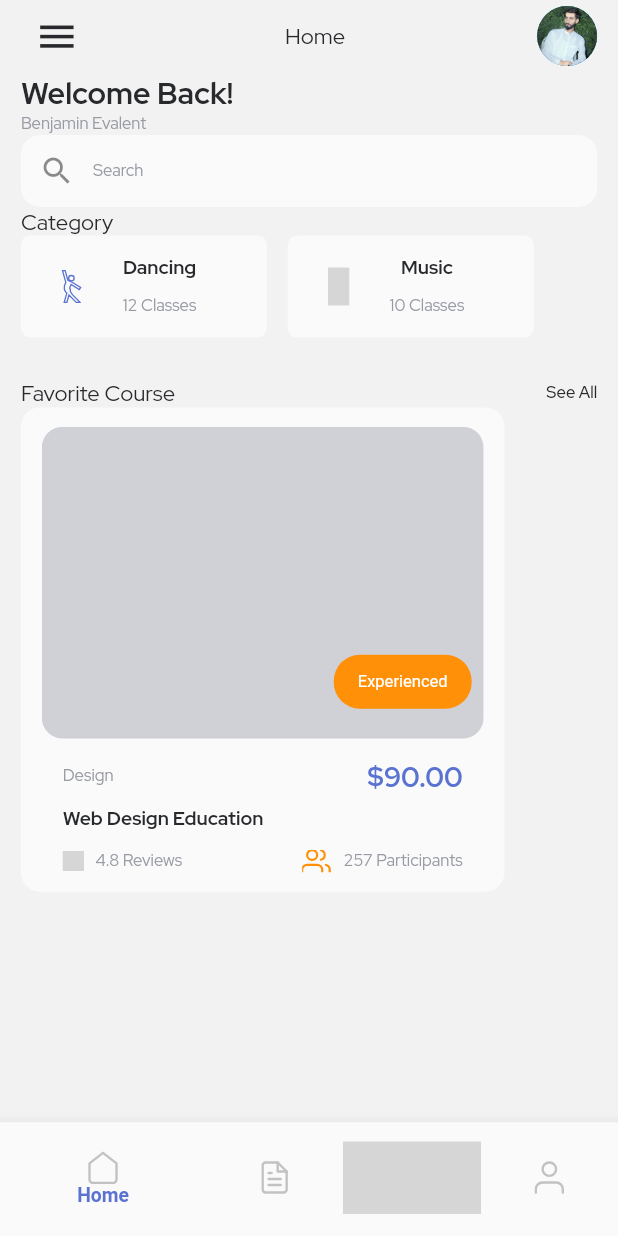
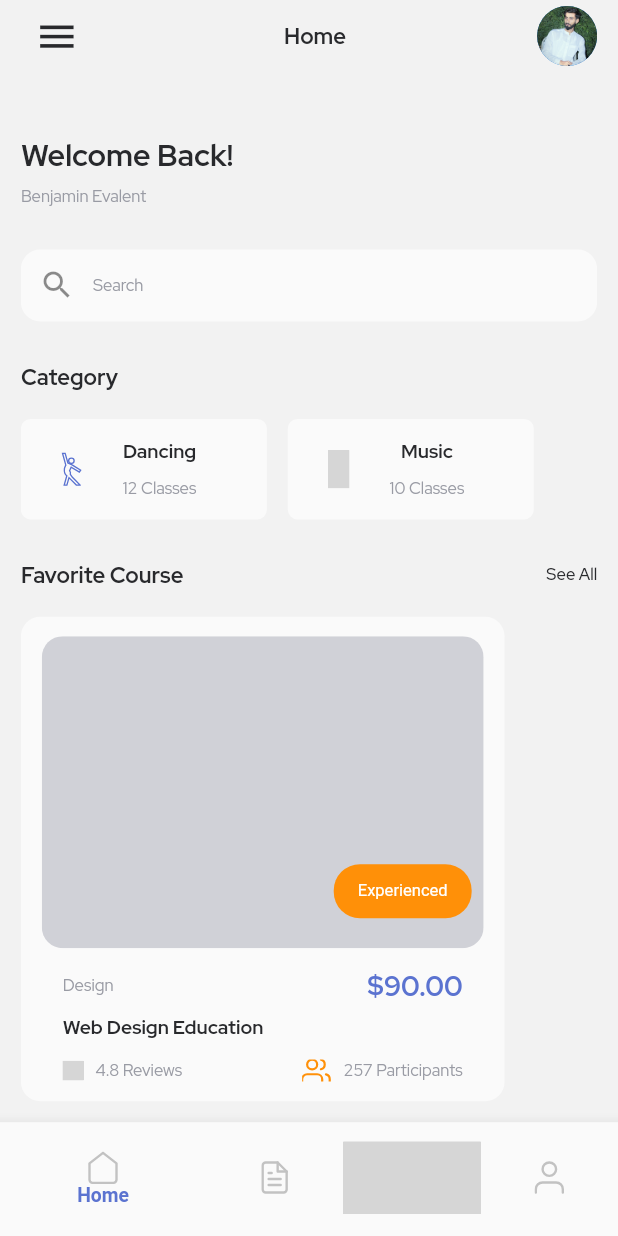
Before and after one commit to sherryqaisrani/online_course_application, a Flutter app: the screen it shows after launch, on a phone screen of 412 x 824 dp. Run offline on Flutter 3.47's test engine with Material 2 defaults, Android fonts, the phone set to English and light mode, and no system bars; our stand-ins replace flutter_screenutil, flutter_svg, google_fonts; grey boxes are pictures that could not be loaded.

Commit message:
Home Page Design Successfully

```diff
--- a/lib/pages/home.dart
+++ b/lib/pages/home.dart
@@ -20,6 +20,7 @@ class HomePage extends StatelessWidget {
           padding: EdgeInsets.symmetric(
             horizontal: 14.w,
           ),
+          child: SingleChildScrollView(
             child: Column(
               crossAxisAlignment: CrossAxisAlignment.start,
               children: [
@@ -43,13 +44,22 @@ class HomePage extends StatelessWidget {
                     )
                   ],
                 ),
+                SizedBox(
+                  height: 45.h,
+                ),
                 Text(
                   AppStrings.wellcome,
                   style: Theme.of(context).textTheme.headline2,
                 ),
+                SizedBox(
+                  height: 8.h,
+                ),
                 Text(
                   'Benjamin Evalent',
                   style: Theme.of(context).textTheme.subtitle1,
+                ),
+                SizedBox(
+                  height: 30.h,
                 ),
                 TextFormField(
                   keyboardType: TextInputType.text,
@@ -62,9 +72,15 @@ class HomePage extends StatelessWidget {
                     ),
                   ),
                 ),
+                SizedBox(
+                  height: 30.h,
+                ),
                 Text(
                   AppStrings.category,
                   style: Theme.of(context).textTheme.headline5,
+                ),
+                SizedBox(
+                  height: 20.h,
                 ),
                 Row(
                   children: [
@@ -99,8 +115,15 @@ class HomePage extends StatelessWidget {
                     ),
                   ],
                 ),
+                SizedBox(
+                  height: 20.h,
+                ),
                 CourseBox(),
+                SizedBox(
+                  height: 48.h,
+                ),
               ],
+            ),
           ),
         ),
       ),
--- a/lib/themes/light_theme.dart
+++ b/lib/themes/light_theme.dart
@@ -33,6 +33,7 @@ final lightTheme = ThemeData.light().copyWith(
       headline5: TextStyle(
         fontSize: 16.sp,
         color: aLightTextColor,
+        fontWeight: FontWeight.bold,
       ),
       headline6: TextStyle(
         fontSize: 14.sp,
--- a/lib/widgets/category_card.dart
+++ b/lib/widgets/category_card.dart
@@ -18,7 +18,7 @@ class CategoryCard extends StatelessWidget {
   Widget build(BuildContext context) {
     return Container(
       width: 164,
-      height: 68,
+      // height: 68,
       decoration: BoxDecoration(
         color: Theme.of(context).colorScheme.primary,
         border: Border.all(
```
Lines whose indentation alone changed are shown as unchanged.
